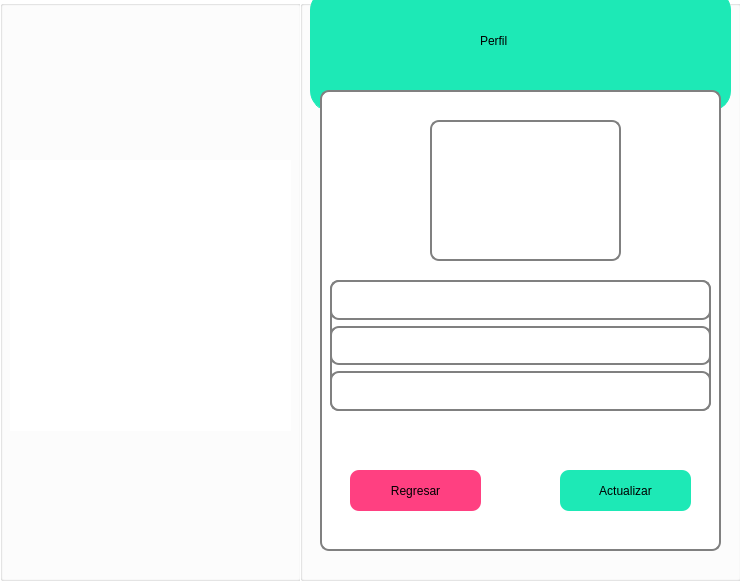
The window that SCS/foto.ui (sagarme17/SCS) describes before a commit, drawn with Qt 5.
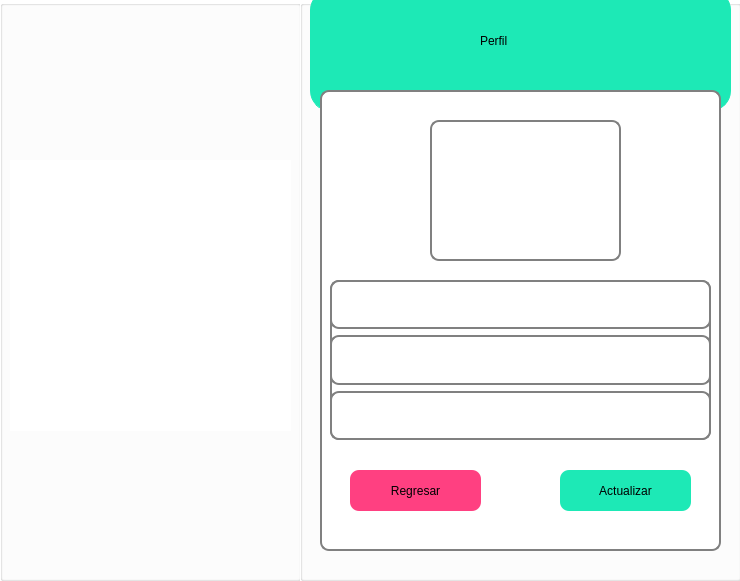
The same window after the commit. Icons and pictures are not drawn.

```diff
--- a/SCS/foto.ui
+++ b/SCS/foto.ui
@@ -154,7 +154,7 @@
        <x>10</x>
        <y>190</y>
        <width>381</width>
-       <height>131</height>
+       <height>160</height>
       </rect>
      </property>
      <layout class="QVBoxLayout" name="verticalLayout">
```
Left out of the diff: 4 changed lines with no effect on the pictures.
